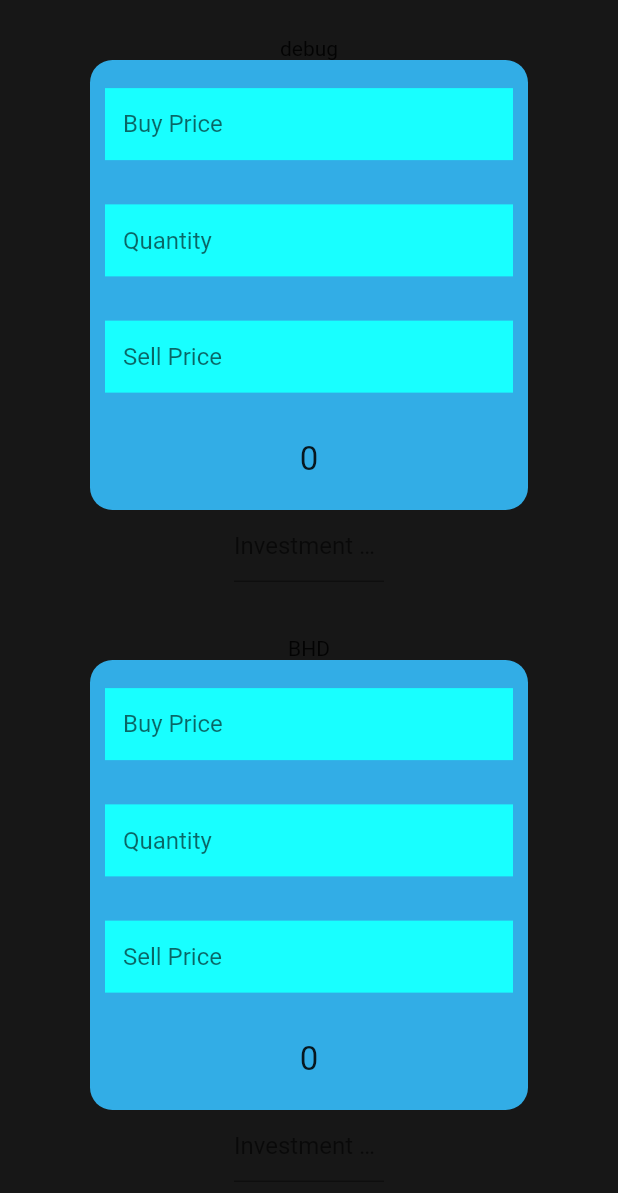
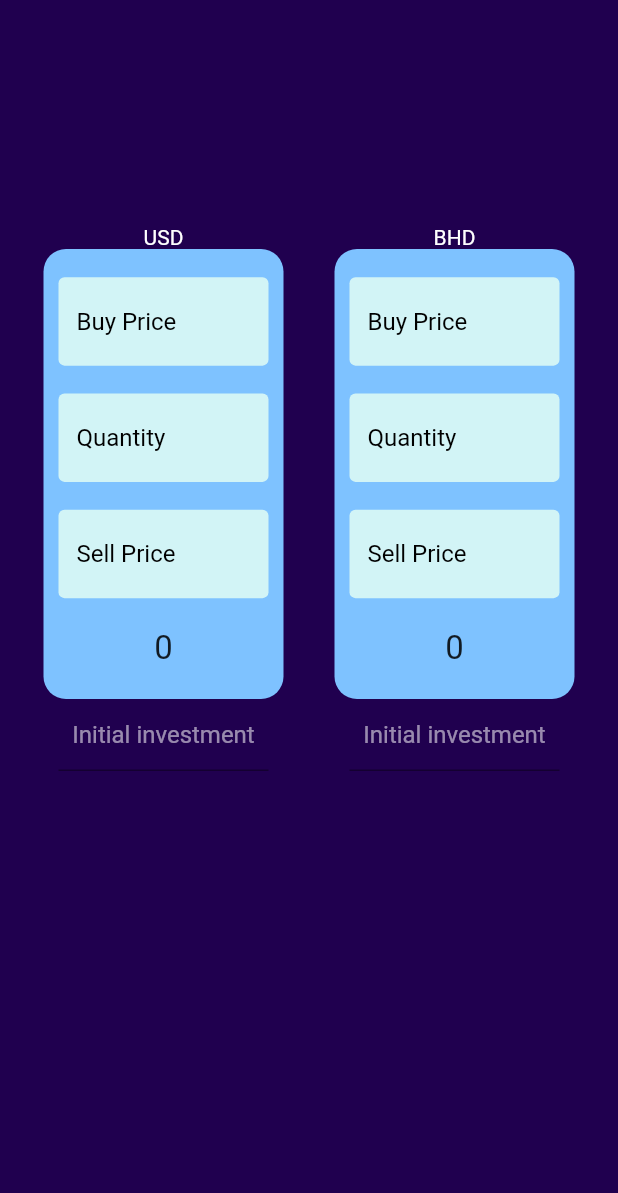
Before and after one commit to Adoo7/InvestmentCalculator, a Flutter app: the screen it shows after launch, on a phone screen of 412 x 824 dp. Shown: the top 1193 px of the screen. Run offline on Flutter 3.47's test engine with Material 2 defaults, Android fonts, the light colour scheme and no system bars.

Commit message:
UI changed - still not sure about it. Functionality limited to conversion from USD to BHD only.

```diff
--- a/averager/lib/custom_widgets/conversion_card.dart
+++ b/averager/lib/custom_widgets/conversion_card.dart
@@ -24,15 +24,20 @@ class ConversionCard extends StatefulWidget {
 
 class _ConversionCardState extends State<ConversionCard> {
   double cardHeight = 300;
-  double cardWidth = double.infinity;
+  double cardWidth = 140;
 
   InputDecoration inputDecoration(text) {
     return InputDecoration(
-      filled: true,
-      fillColor: Colors.cyanAccent,
-      border: InputBorder.none,
-      hintText: text,
-    );
+        filled: true,
+        fillColor: const Color(0xFFD2F4F6),
+        border: const OutlineInputBorder(
+          borderSide: BorderSide(
+            width: 0,
+            style: BorderStyle.none,
+          ),
+        ),
+        hintText: text,
+        hintStyle: const TextStyle(color: Colors.black));
   }
 
   @override
@@ -45,10 +50,10 @@ class _ConversionCardState extends State<ConversionCard> {
     String profit = widget.profit;
     return Container(
       padding: const EdgeInsets.all(10),
-      margin: const EdgeInsets.symmetric(horizontal: 60),
+      margin: const EdgeInsets.symmetric(horizontal: 5),
       decoration: BoxDecoration(
         borderRadius: BorderRadius.circular(15),
-        color: CupertinoColors.systemCyan,
+        color: const Color(0xFF7EC2FF),
       ),
       height: cardHeight,
       child: Column(
@@ -58,7 +63,6 @@ class _ConversionCardState extends State<ConversionCard> {
             width: cardWidth,
             height: 60,
             child: TextField(
-              cursorColor: Colors.cyanAccent,
               controller: buyPrice,
               onChanged: (text) {
                 numberChanged();
--- a/averager/lib/main.dart
+++ b/averager/lib/main.dart
@@ -14,8 +14,9 @@ class MyApp extends StatelessWidget {
     return MaterialApp(
       title: 'Flutter Demo',
       theme: ThemeData(
-        primarySwatch: Colors.red,
-      ),
+          primarySwatch: Colors.lightBlue,
+          inputDecorationTheme: const InputDecorationTheme(
+              hintStyle: TextStyle(color: Colors.white54))),
       home: const MainView(title: 'Flutter Demo Home Page'),
     );
   }
--- a/averager/lib/views/main_view.dart
+++ b/averager/lib/views/main_view.dart
@@ -12,6 +12,8 @@ class MainView extends StatefulWidget {
 }
 
 class _MainViewState extends State<MainView> {
+  Color textColor = Color(0xFFFFFFFF);
+
   int denomination = 3; //number of digits after decimal point
 
   String debugVariable = "debug";
@@ -114,12 +116,24 @@ class _MainViewState extends State<MainView> {
   @override
   Widget build(BuildContext context) {
     return Scaffold(
-      backgroundColor: CupertinoColors.darkBackgroundGray,
+      resizeToAvoidBottomInset: false,
+      backgroundColor: const Color(0xFF20004f),
       body: Column(
+        children: [
+          const SizedBox(
+            height: 150,
+          ),
+          Row(
+            crossAxisAlignment: CrossAxisAlignment.center,
             mainAxisAlignment: MainAxisAlignment.center,
             children: [
               const Spacer(),
-          Text(debugVariable),
+              Column(
+                children: [
+                  Text(
+                    "USD",
+                    style: TextStyle(color: textColor),
+                  ),
                   ConversionCard(
                     buyPriceController: _buyPriceUSDController,
                     sellPriceController: _sellPriceUSDController,
@@ -145,7 +159,7 @@ class _MainViewState extends State<MainView> {
                     onQuantitySelected: _quantitySelected,
                   ),
                   SizedBox(
-            width: 100,
+                    width: 140,
                     height: 60,
                     child: TextField(
                       controller: _investPriceUSDController,
@@ -172,12 +186,21 @@ class _MainViewState extends State<MainView> {
                       keyboardType: TextInputType.number,
                       decoration: const InputDecoration(
                         border: UnderlineInputBorder(),
-                hintText: 'Investment Price',
+                        hintText: 'Initial investment',
+                      ),
+                      style: TextStyle(color: textColor),
+                      textAlign: TextAlign.center,
                     ),
                   ),
+                ],
               ),
               const Spacer(),
-          const Text("BHD"),
+              Column(
+                children: [
+                  Text(
+                    "BHD",
+                    style: TextStyle(color: textColor),
+                  ),
                   ConversionCard(
                     buyPriceController: _buyPriceBHDController,
                     sellPriceController: _sellPriceBHDController,
@@ -203,7 +226,7 @@ class _MainViewState extends State<MainView> {
                     onQuantitySelected: _quantitySelected,
                   ),
                   SizedBox(
-            width: 100,
+                    width: 140,
                     height: 60,
                     child: TextField(
                       controller: _investPriceBHDController,
@@ -229,12 +252,17 @@ class _MainViewState extends State<MainView> {
                       },
                       keyboardType: TextInputType.number,
                       decoration: const InputDecoration(
-                border: UnderlineInputBorder(),
-                hintText: 'Investment Price',
+                        hintText: 'Initial investment',
                       ),
+                      textAlign: TextAlign.center,
+                      style: TextStyle(color: textColor),
                     ),
+                  )
+                ],
               ),
               const Spacer(),
+            ],
+          ),
         ],
       ),
     );
```
Lines whose indentation alone changed are shown as unchanged.
